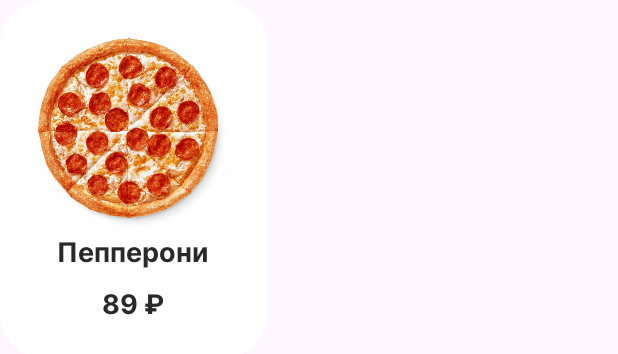
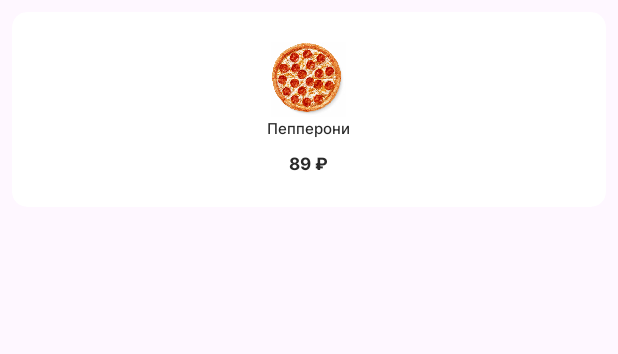
Before and after one commit to hi1arina/pizza-shift-app, an Android app: the layout card_topping_item.xml on its own in the app's theme, with its tools: preview values and no code run, on a phone screen of 412 x 824 dp. Shown: the top 354 px of the screen. Run offline under Robolectric (Android 15) with nearby library versions, the phone set to English and light mode, and no system bars.

Commit message:
сделан ToppingAdapter + изменения в разметке

```diff
--- a/app/src/main/java/com/example/pizzashiftapp/data/converter/PizzaIngredientConverter.kt
+++ b/app/src/main/java/com/example/pizzashiftapp/data/converter/PizzaIngredientConverter.kt
@@ -3,13 +3,15 @@ package com.example.pizzashiftapp.data.converter
 import com.example.pizzashiftapp.data.model.PizzaIngredientModel
 import com.example.pizzashiftapp.domain.model.PizzaIngredient
 
-class PizzaIngredientConverter {
+class PizzaIngredientConverter(
+    private val baseUrl: String
+) {
     fun convert(from: PizzaIngredientModel): PizzaIngredient =
         with (from) {
             PizzaIngredient(
                 name = name,
                 cost = cost,
-                img = img
+                img = "$baseUrl$img"
             )
         }
 }
--- a/app/src/main/java/com/example/pizzashiftapp/di/DataDi.kt
+++ b/app/src/main/java/com/example/pizzashiftapp/di/DataDi.kt
@@ -36,7 +36,7 @@ val dataModule = module {
     }
 
     single<PizzaIngredientConverter> {
-        PizzaIngredientConverter()
+        PizzaIngredientConverter(get())
     }
 
     single<PizzaSizeConverter> {
--- a/app/src/main/java/com/example/pizzashiftapp/screen/PizzaFragment.kt
+++ b/app/src/main/java/com/example/pizzashiftapp/screen/PizzaFragment.kt
@@ -14,6 +14,7 @@ import org.koin.core.component.KoinComponent
 
 class PizzaFragment : Fragment(), KoinComponent {
 
+    private lateinit var toppingAdapter: ToppingAdapter
     private var _binding: PizzaPageBinding? = null
     private val binding get() = _binding!!
 
@@ -67,6 +68,10 @@ class PizzaFragment : Fragment(), KoinComponent {
                 updateButtonToCart(price.toString())
             }
         }
+
+        toppingAdapter = ToppingAdapter()
+        binding.toppingsSet.adapter = toppingAdapter
+        toppingAdapter.setCatalog(pizza.toppings)
     }
 
     private fun updateButtonToCart(price: String) {
--- a/app/src/main/res/layout/card_topping_item.xml
+++ b/app/src/main/res/layout/card_topping_item.xml
@@ -2,7 +2,7 @@
 <LinearLayout xmlns:android="http://schemas.android.com/apk/res/android"
     xmlns:app="http://schemas.android.com/apk/res-auto"
     android:orientation="vertical"
-    android:layout_width="wrap_content"
+    android:layout_width="match_parent"
     android:layout_height="wrap_content"
     xmlns:tools="http://schemas.android.com/tools"
     android:background="@android:color/transparent">
@@ -10,21 +10,22 @@
     <androidx.cardview.widget.CardView
         android:id="@+id/listView"
         android:layout_width="match_parent"
-        android:layout_height="match_parent"
-        app:cardCornerRadius="30dp"
-        app:cardElevation="0dp">
+        android:layout_height="130dp"
+        app:cardCornerRadius="10dp"
+        app:cardElevation="0dp"
+        android:layout_margin="8dp">
 
         <LinearLayout
             android:layout_width="match_parent"
             android:layout_height="match_parent"
             android:orientation="vertical"
-            android:padding="24dp"
+            android:padding="12dp"
             android:gravity="center">
 
             <ImageView
                 android:id="@+id/imageView"
-                android:layout_width="130dp"
-                android:layout_height="130dp"
+                android:layout_width="50dp"
+                android:layout_height="50dp"
                 tools:src="@drawable/pizza"/>
 
             <TextView
@@ -32,8 +33,8 @@
                 android:layout_width="wrap_content"
                 android:layout_height="wrap_content"
                 android:textColor="@color/title"
-                android:textSize="18sp"
-                android:fontFamily="@font/inter_bold"
+                android:textSize="10sp"
+                android:fontFamily="@font/inter_medium"
                 tools:text="Пепперони"
                 android:layout_marginBottom="8dp"/>
 
@@ -42,7 +43,7 @@
                 android:layout_width="wrap_content"
                 android:layout_height="wrap_content"
                 android:textColor="@color/title"
-                android:textSize="18sp"
+                android:textSize="11sp"
                 android:fontFamily="@font/inter_bold"
                 tools:text="89 ₽"/>
 
--- a/app/src/main/res/layout/pizza_page.xml
+++ b/app/src/main/res/layout/pizza_page.xml
@@ -133,10 +133,11 @@
 
         <androidx.recyclerview.widget.RecyclerView
             android:id="@+id/toppings_set"
-            android:layout_width="wrap_content"
+            android:layout_width="match_parent"
             android:layout_height="wrap_content"
             android:layout_margin="16dp"
-            app:layoutManager="androidx.recyclerview.widget.GridLayoutManager" />
+            app:layoutManager="androidx.recyclerview.widget.GridLayoutManager"
+            app:spanCount="3"/>
 
     </LinearLayout>
 
--- a/app/src/main/res/values/strings.xml
+++ b/app/src/main/res/values/strings.xml
@@ -8,6 +8,8 @@
     <string name="pizza_size_l">Большая</string>
 
     <string name="add_to_cart">В корзину за %1$d ₽</string>
+
+    <string name="topping_cost">%1$d ₽</string>
 
     <string name="nutrition">Пищевая ценность на 100г</string>
 
```
Also changed, not shown: app/src/main/java/com/example/pizzashiftapp/screen/ToppingAdapter.kt (added, +51 -0 lines).
